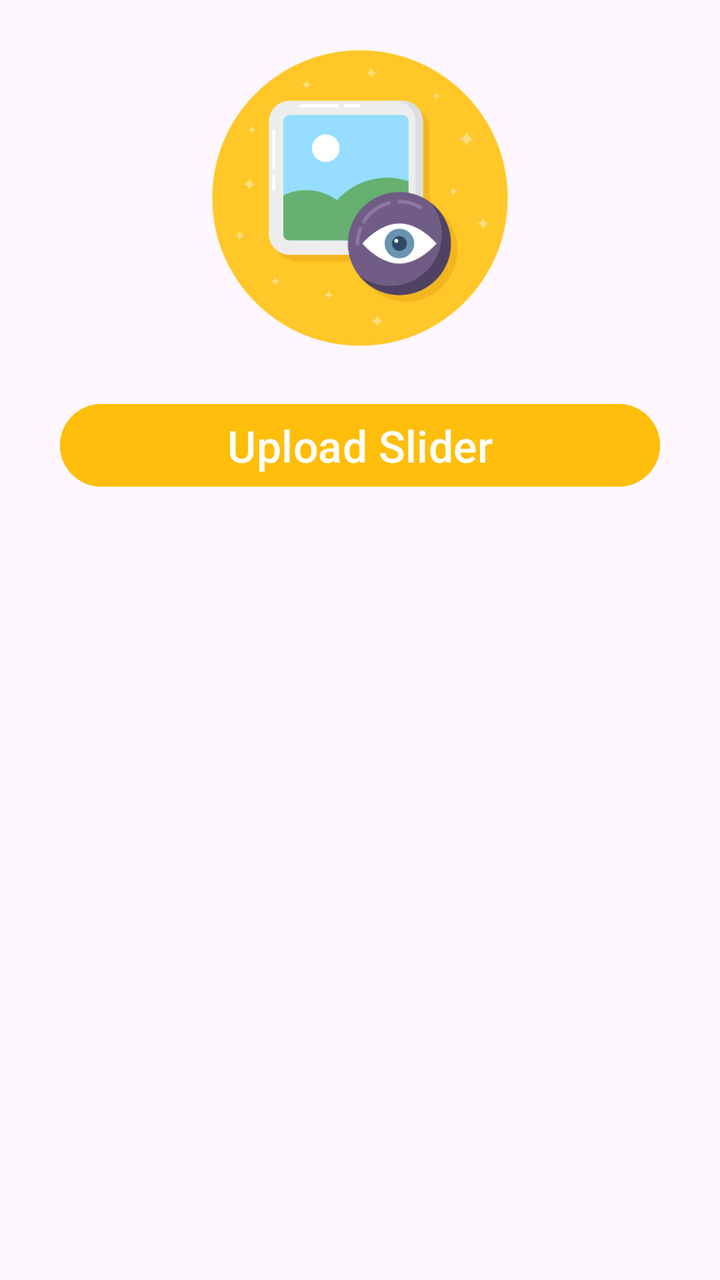
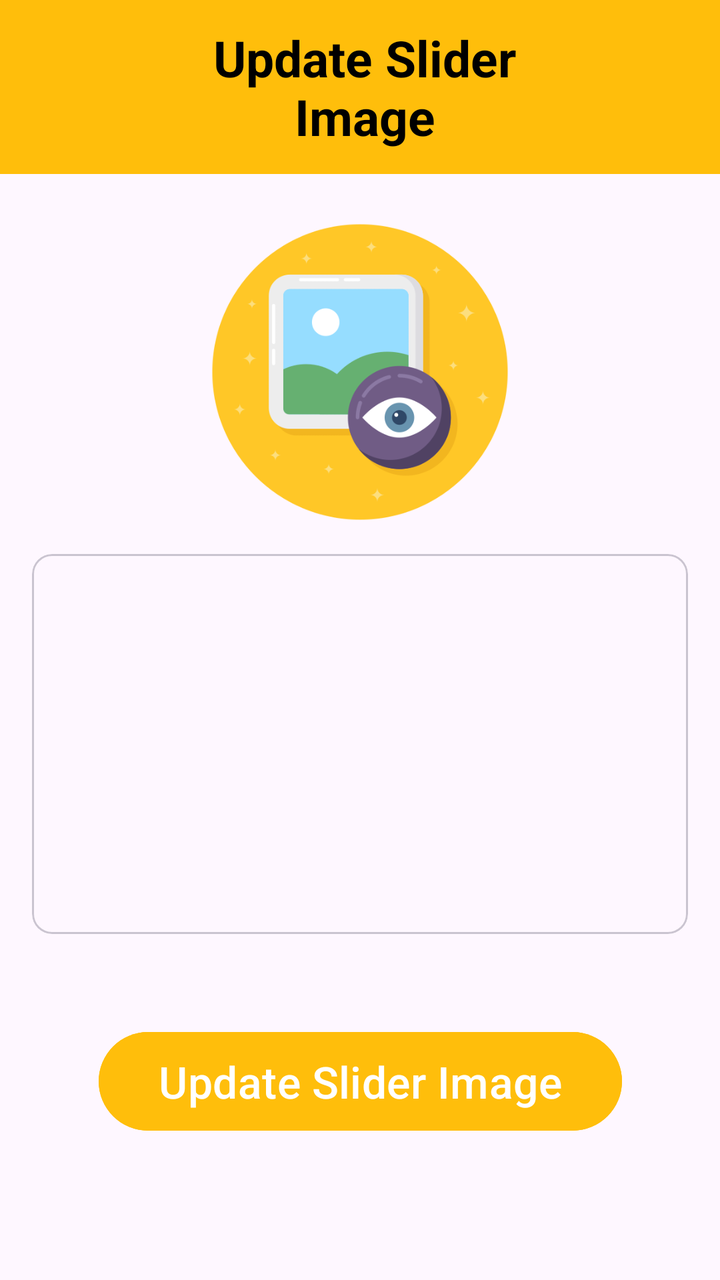

The first picture is an Android layout as it rendered before a commit; the second is the same layout after the commit. The layout source and the unified diff follow.
<!-- AndroidManifest.xml: application theme Theme.AdminEcommerce -->
<!-- res/layout/fragment_slider.xml -->
<?xml version="1.0" encoding="utf-8"?>
<androidx.constraintlayout.widget.ConstraintLayout xmlns:android="http://schemas.android.com/apk/res/android"
    xmlns:app="http://schemas.android.com/apk/res-auto"
    xmlns:tools="http://schemas.android.com/tools"
    android:layout_width="match_parent"
    android:layout_height="match_parent"
    tools:context=".fragments.SliderFragment">


    <ImageView
        android:id="@+id/SliderImagePreview"
        android:layout_width="wrap_content"
        android:layout_height="150dp"
        android:layout_marginTop="24dp"
        android:src="@drawable/preview"
        app:layout_constraintStart_toStartOf="parent"
        app:layout_constraintEnd_toEndOf="parent"
        app:layout_constraintTop_toTopOf="parent" />


    <Button
        android:id="@+id/uploadBtn"
        android:layout_width="match_parent"
        android:layout_height="wrap_content"
        android:text="Upload Slider"
        android:layout_marginTop="24dp"
        android:layout_marginLeft="30dp"
        android:layout_marginRight="30dp"
        android:backgroundTint="@color/yellow"
        android:textSize="22sp"
        app:layout_constraintTop_toBottomOf="@id/SliderImagePreview"
        app:layout_constraintEnd_toEndOf="parent"
        app:layout_constraintStart_toStartOf="parent"

        tools:layout_editor_absoluteX="160dp"
        tools:layout_editor_absoluteY="192dp" />
</androidx.constraintlayout.widget.ConstraintLayout>
<!-- resources referenced by this layout -->
<resources>
  <color name="yellow">#ffbe0b</color>
  <!-- drawable preview: png bitmap (drawable, 34404 bytes) -->
  <style name="Theme.AdminEcommerce" parent="Base.Theme.AdminEcommerce" />
  <style name="Base.Theme.AdminEcommerce" parent="Theme.Material3.DayNight.NoActionBar">
          
          
      </style>
</resources>

<!-- the commit's change to res/layout/fragment_slider.xml (unified diff, before → after) -->
@@ -5,6 +5,56 @@
     android:layout_width="match_parent"
     android:layout_height="match_parent"
     tools:context=".fragments.SliderFragment">
+
+    
+    <LinearLayout
+        android:id="@+id/toolbar"
+        android:layout_width="match_parent"
+        android:layout_height="wrap_content"
+        android:orientation="horizontal"
+        android:paddingVertical="12dp"
+        android:paddingHorizontal="10dp"
+        android:background="@color/yellow"
+        android:gravity="center_vertical"
+        android:weightSum="5"
+        app:layout_constraintStart_toStartOf="parent"
+        app:layout_constraintEnd_toEndOf="parent"
+        app:layout_constraintTop_toTopOf="parent">
+
+
+
+        <ImageView
+            android:id="@+id/menu_icon"
+            android:layout_width="30dp"
+            android:layout_height="20dp"
+            android:layout_weight="0.3"
+            android:contentDescription="Menu"
+            />
+
+        <TextView
+            android:id="@+id/toolbar_title"
+            android:layout_width="0dp"
+            android:layout_height="wrap_content"
+            android:layout_weight="4.28"
+            android:text="Update Slider Image"
+            android:textStyle="bold"
+            android:textAlignment="center"
+            android:textColor="@color/black"
+            android:textSize="25sp"
+            android:paddingStart="12dp"
+            />
+
+
+        <ImageView
+            android:id="@+id/bell_icon"
+            android:layout_width="30dp"
+            android:layout_height="30dp"
+            android:layout_weight="0.3"
+            android:contentDescription="Notifications"
+            />
+
+
+    </LinearLayout>
 
 
     <ImageView
@@ -15,23 +65,47 @@
         android:src="@drawable/preview"
         app:layout_constraintStart_toStartOf="parent"
         app:layout_constraintEnd_toEndOf="parent"
-        app:layout_constraintTop_toTopOf="parent" />
+        app:layout_constraintTop_toBottomOf="@id/toolbar" />
+
+
+    <com.google.android.material.card.MaterialCardView
+        android:id="@+id/sliderLayout"
+        android:layout_margin="16dp"
+        android:layout_width="match_parent"
+        android:layout_height="190dp"
+        android:background="@color/white"
+        app:layout_constraintTop_toBottomOf="@id/SliderImagePreview"
+        app:layout_constraintEnd_toEndOf="parent"
+        app:layout_constraintStart_toStartOf="parent"
+        app:cardCornerRadius="10dp">
+
+        <ImageView
+            android:id="@+id/SliderImage"
+            android:layout_width="match_parent"
+            android:layout_height="190dp"
+            android:scaleType="fitXY"
+            />
+
+    </com.google.android.material.card.MaterialCardView>
 
 
     <Button
         android:id="@+id/uploadBtn"
-        android:layout_width="match_parent"
+        android:layout_width="wrap_content"
         android:layout_height="wrap_content"
-        android:text="Upload Slider"
-        android:layout_marginTop="24dp"
+        android:text="Update Slider Image"
+        android:layout_marginTop="45dp"
         android:layout_marginLeft="30dp"
         android:layout_marginRight="30dp"
+        android:paddingHorizontal="30dp"
+        android:paddingVertical="10dp"
         android:backgroundTint="@color/yellow"
         android:textSize="22sp"
-        app:layout_constraintTop_toBottomOf="@id/SliderImagePreview"
+        app:layout_constraintTop_toBottomOf="@id/sliderLayout"
         app:layout_constraintEnd_toEndOf="parent"
         app:layout_constraintStart_toStartOf="parent"
-
         tools:layout_editor_absoluteX="160dp"
         tools:layout_editor_absoluteY="192dp" />
+
+
 </androidx.constraintlayout.widget.ConstraintLayout>
<!-- resource entries referenced after the edit -->
@@ -1,5 +1,7 @@
 <!-- resources referenced by this layout -->
 <resources>
+  <color name="black">#FF000000</color>
+  <color name="white">#FFFFFFFF</color>
   <color name="yellow">#ffbe0b</color>
   <!-- drawable preview: png bitmap (drawable, 34404 bytes) -->
   <style name="Theme.AdminEcommerce" parent="Base.Theme.AdminEcommerce" />
